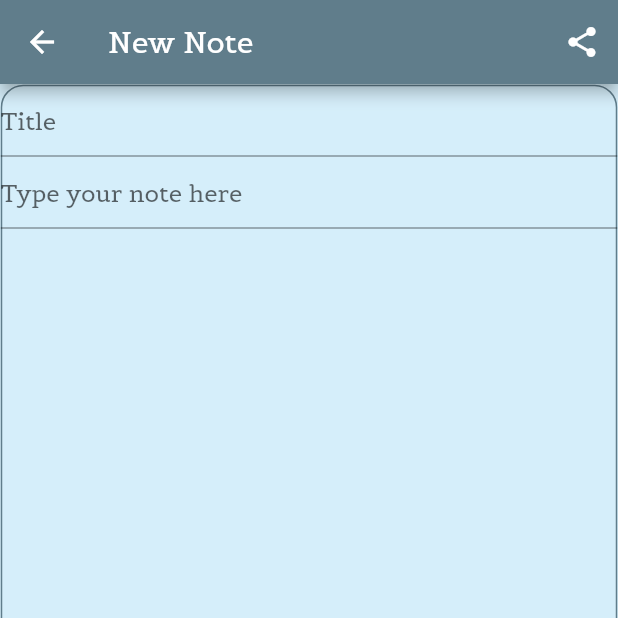
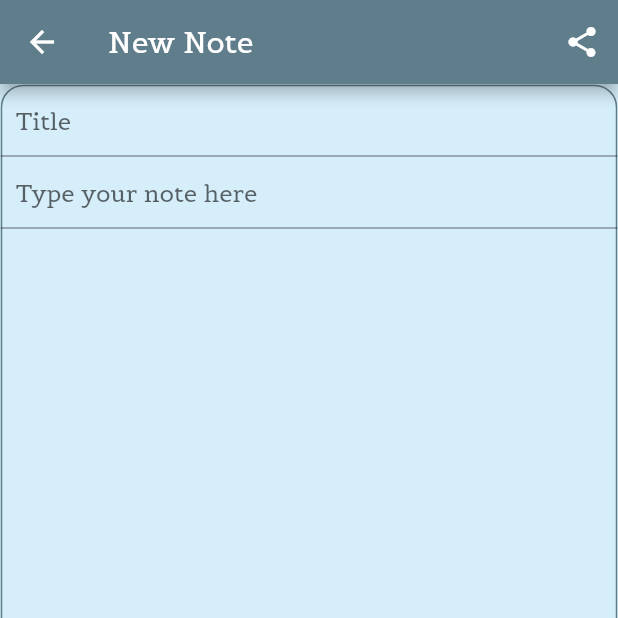
Before and after one commit to Nanashi28/Notes, a Flutter app: the CreateUpdateNoteView screen opened by its route, on a phone screen of 412 x 824 dp, the top half of it. Run offline on Flutter 3.47's test engine with Material 2 defaults, Android fonts, the phone set to English and light mode, and no system bars; our stand-ins replace bloc, cloud_firestore, equatable, firebase_auth, firebase_core, flutter_bloc and 2 more; accounts and stored records are empty.

Commit message:
added paddings on textfields. added the start of search function

```diff
--- a/lib/views/notes/create_update_note_view.dart
+++ b/lib/views/notes/create_update_note_view.dart
@@ -157,6 +157,7 @@ class _CreateUpdateNoteViewState extends State<CreateUpdateNoteView> {
                         enableSuggestions: false,
                         maxLines: 1,
                         decoration: const InputDecoration(
+                          contentPadding: EdgeInsets.all(10),
                           hintText: 'Title',
                         ),
                       ),
@@ -167,6 +168,7 @@ class _CreateUpdateNoteViewState extends State<CreateUpdateNoteView> {
                         enableSuggestions: false,
                         maxLines: null,
                         decoration: const InputDecoration(
+                          contentPadding: EdgeInsets.all(10),
                           hintText: 'Type your note here',
                         ),
                       ),
```
Also changed, not shown: lib/views/search_notes_view.dart (+13 -7 lines).
